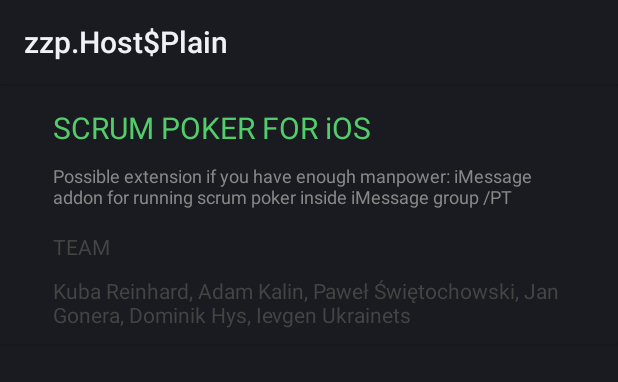
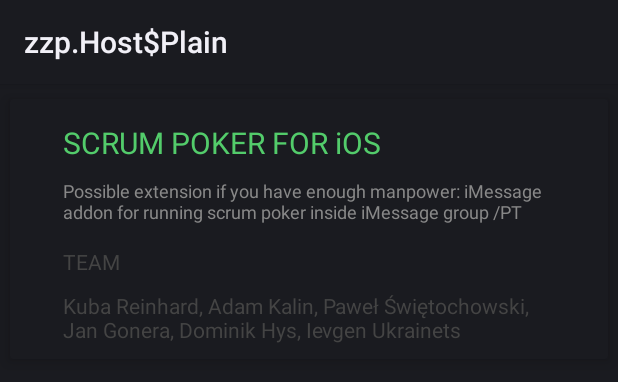
Before and after one commit to lukaszwo/HackatonInstant, an Android app: the layout single_item_layout.xml on its own in the app's theme, with its tools: preview values and no code run, on a phone screen of 412 x 824 dp. Shown: the top 382 px of the screen. Run offline under Robolectric (Android 15) with nearby library versions, the phone set to English and light mode, and no system bars.

Commit message:
UI fixes

```diff
--- a/feature/src/main/java/com/infullmobile/hackatoninstant/feature/data/IdeaEntity.kt
+++ b/feature/src/main/java/com/infullmobile/hackatoninstant/feature/data/IdeaEntity.kt
@@ -8,7 +8,7 @@ data class IdeaEntity(
         val teamSeptemberHackathonCURRENT: String? = null,
 
         @field:SerializedName("Idea")
-        val idea: String? = null,
+        val idea: String,
 
         @field:SerializedName("Team @ July Hackathon")
         val teamJulyHackathon: String? = null,
--- a/feature/src/main/res/layout/list_layout.xml
+++ b/feature/src/main/res/layout/list_layout.xml
@@ -1,6 +1,7 @@
 <?xml version="1.0" encoding="utf-8"?>
 <android.support.v7.widget.CardView
     xmlns:android="http://schemas.android.com/apk/res/android"
+    xmlns:app="http://schemas.android.com/apk/res-auto"
     xmlns:tools="http://schemas.android.com/tools"
     android:layout_width="wrap_content"
     android:layout_height="wrap_content"
@@ -11,9 +12,11 @@
         android:layout_height="wrap_content"
         android:gravity="center"
         android:orientation="vertical">
+
         <android.support.v7.widget.RecyclerView
             android:id="@+id/recyclerView"
             android:layout_width="match_parent"
-            android:layout_height="match_parent"/>
+            android:layout_height="match_parent"
+            app:layoutManager="LinearLayoutManager"/>
     </LinearLayout>
 </android.support.v7.widget.CardView>
--- a/feature/src/main/res/layout/single_item_layout.xml
+++ b/feature/src/main/res/layout/single_item_layout.xml
@@ -1,9 +1,12 @@
 <?xml version="1.0" encoding="utf-8"?>
 <android.support.v7.widget.CardView
     xmlns:android="http://schemas.android.com/apk/res/android"
+    xmlns:app="http://schemas.android.com/apk/res-auto"
     xmlns:tools="http://schemas.android.com/tools"
     android:layout_width="match_parent"
-    android:layout_height="wrap_content">
+    android:layout_height="wrap_content"
+    app:cardElevation="6dp"
+    app:cardUseCompatPadding="true">
 
     <LinearLayout
         android:layout_width="match_parent"
@@ -19,6 +22,8 @@
             android:layout_width="wrap_content"
             android:layout_height="wrap_content"
             android:layout_marginBottom="@dimen/idea_header_margin_bottom"
+            android:ellipsize="end"
+            android:maxLines="1"
             android:textColor="@color/cyanoGreen"
             android:textSize="@dimen/idea_header_text_size"
             tools:text="SCRUM POKER FOR iOS"/>
@@ -32,6 +37,7 @@
             tools:text="Possible extension if you have enough manpower: iMessage addon for running scrum poker inside iMessage group /PT "/>
 
         <TextView
+            android:id="@+id/teamLabel"
             android:layout_width="wrap_content"
             android:layout_height="wrap_content"
             android:layout_marginBottom="@dimen/idea_header_margin_bottom"
```
Also changed, not shown: feature/src/main/java/com/infullmobile/hackatoninstant/feature/IdeaViewHolder.kt (+20 -0 lines), feature/src/main/java/com/infullmobile/hackatoninstant/feature/IdeasAdapter.kt (+13 -6 lines), feature/src/main/java/com/infullmobile/hackatoninstant/feature/MainActivity.kt (+7 -10 lines).
